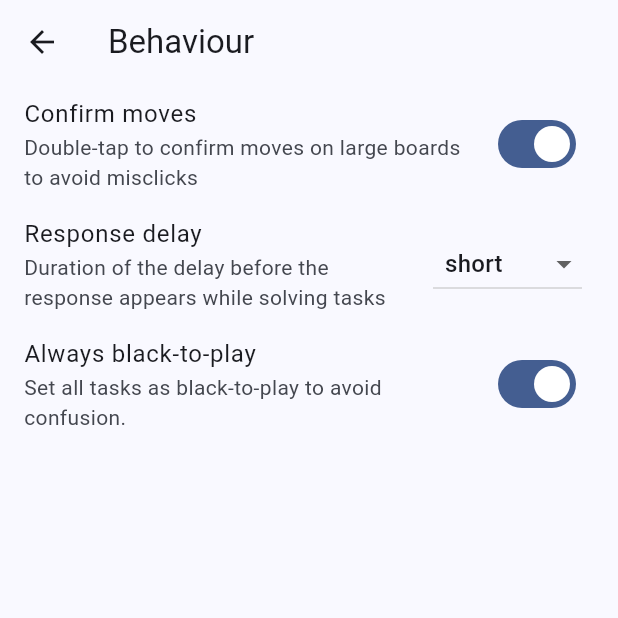
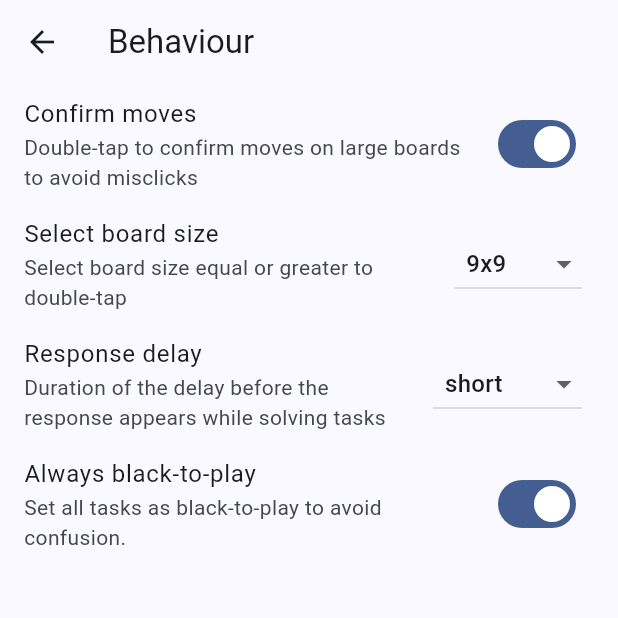
Before and after one commit to ale64bit/WeiqiHub, a Flutter app: the BehaviourSettingsPage screen opened directly, on a phone screen of 412 x 824 dp, the top half of it. Run offline on Flutter 3.47's test engine with Material 3 defaults, Android fonts, the phone set to English and light mode, and no system bars; our stand-ins replace fast_immutable_collections, flutter_slidable, package_info_plus, petitparser, share_plus, shared_preferences; missing offline and left inert: animated_tree_view, extension_type_unions, flutter_soloud, sqlite3; accounts and stored records are empty; statements that could not run were skipped.

Commit message:
Add board size option on confirm tap selected in behavior settings (#40)

```diff
--- a/lib/board/board.dart
+++ b/lib/board/board.dart
@@ -9,6 +9,7 @@ import 'package:wqhub/board/board_settings.dart';
 import 'package:wqhub/board/board_geometry.dart';
 import 'package:wqhub/board/coordinate_style.dart';
 import 'package:wqhub/board/positioned_point.dart';
+import 'package:wqhub/settings/shared_preferences_inherited_widget.dart';
 import 'package:wqhub/wq/wq.dart' as wq;
 
 class Board extends StatefulWidget with BoardGeometry {
@@ -290,7 +291,11 @@ class _BoardState extends State<Board> {
     }
   }
 
-  bool boardIsLarge() => widget.settings.visibleSize > 13;
+  bool boardIsLarge() {
+    final int confirmMoveboardSize = context.settings.confirmMovesBoardSize;
+    final int currentBoardSize = widget.settings.visibleSize;
+    return confirmMoveboardSize <= currentBoardSize;
+  }
 
   void _onPointerHover(PointerHoverEvent event) {
     final p = widget.offsetPoint(event.localPosition);
--- /dev/null
+++ b/lib/board/board_sizes.dart
@@ -0,0 +1,8 @@
+enum BoardSizes {
+  size_9(9),
+  size_13(13),
+  size_19(19);
+
+  final int value;
+  const BoardSizes(this.value);
+}
--- a/lib/settings/behavior_settings_page.dart
+++ b/lib/settings/behavior_settings_page.dart
@@ -1,4 +1,5 @@
 import 'package:flutter/material.dart';
+import 'package:wqhub/board/board_sizes.dart';
 import 'package:wqhub/settings/shared_preferences_inherited_widget.dart';
 import 'package:wqhub/train/response_delay.dart';
 
@@ -28,6 +29,29 @@ class _BehaviourSettingsPageState extends State<BehaviourSettingsPage> {
               },
             ),
           ),
+          if (context.settings.confirmMoves)
+            ListTile(
+              title: const Text('Select board size'),
+              subtitle: const Text(
+                  'Select board size equal or greater to double-tap'),
+              trailing: DropdownButton<int>(
+                value: context.settings.confirmMovesBoardSize,
+                items: BoardSizes.values.map((boardSize) {
+                  return DropdownMenuItem<int>(
+                    value: boardSize.value,
+                    child: Padding(
+                      padding: const EdgeInsets.all(8.0),
+                      child: Text('${boardSize.value}x${boardSize.value}'),
+                    ),
+                  );
+                }).toList(),
+                borderRadius: BorderRadius.circular(8),
+                onChanged: (int? boardSize) {
+                  context.settings.confirmMovesBoardSize = boardSize ?? BoardSizes.size_9.value;
+                  setState(() {});
+                },
+              ),
+            ),
           ListTile(
             title: const Text('Response delay'),
             subtitle: const Text(
--- a/lib/settings/settings.dart
+++ b/lib/settings/settings.dart
@@ -4,6 +4,7 @@ import 'package:flutter/material.dart';
 import 'package:shared_preferences/shared_preferences.dart';
 import 'package:wqhub/board/board_settings.dart';
 import 'package:wqhub/board/board_theme.dart';
+import 'package:wqhub/board/board_sizes.dart';
 import 'package:wqhub/train/response_delay.dart';
 
 class Settings {
@@ -61,6 +62,13 @@ class Settings {
   set confirmMoves(bool val) =>
       prefs.setBool('$_behaviourKeyPrefix.confirm_moves', val);
 
+  int get confirmMovesBoardSize =>
+      prefs.getInt('$_behaviourKeyPrefix.confirm_moves_board_size') ??
+      BoardSizes.size_9.value;
+
+  set confirmMovesBoardSize(int boardSize) => prefs.setInt(
+      '$_behaviourKeyPrefix.confirm_moves_board_size', boardSize);
+
   ResponseDelay get responseDelay => ResponseDelay.values[
       prefs.getInt('$_behaviourKeyPrefix.response_delay') ??
           ResponseDelay.short.index];
```
